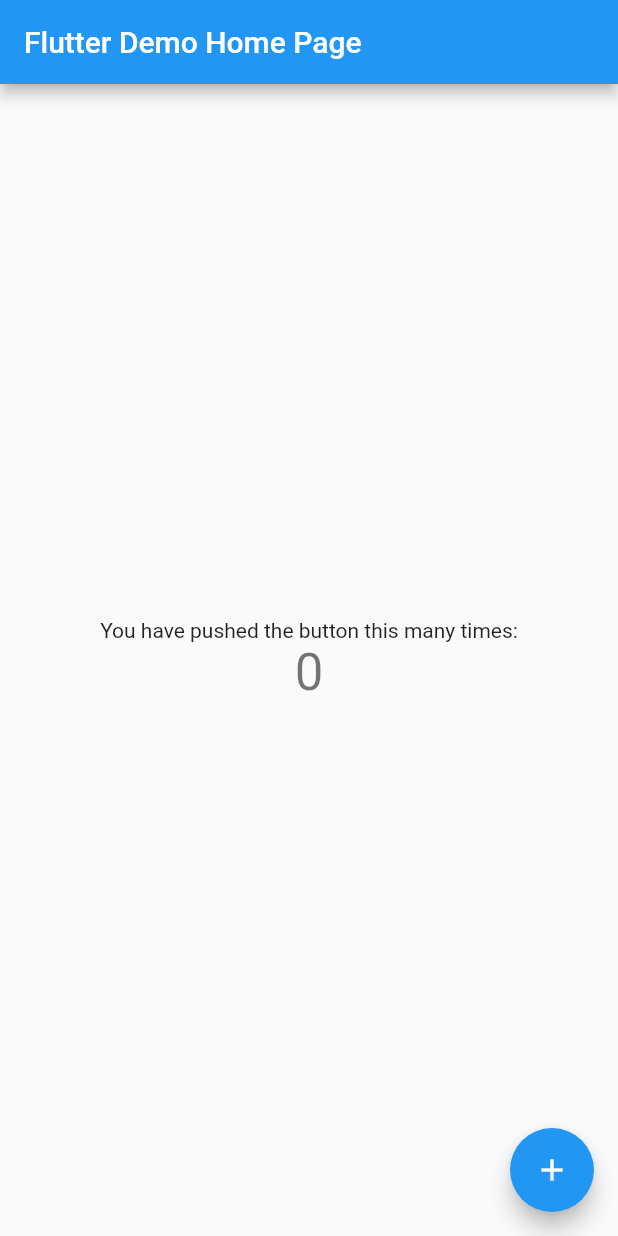
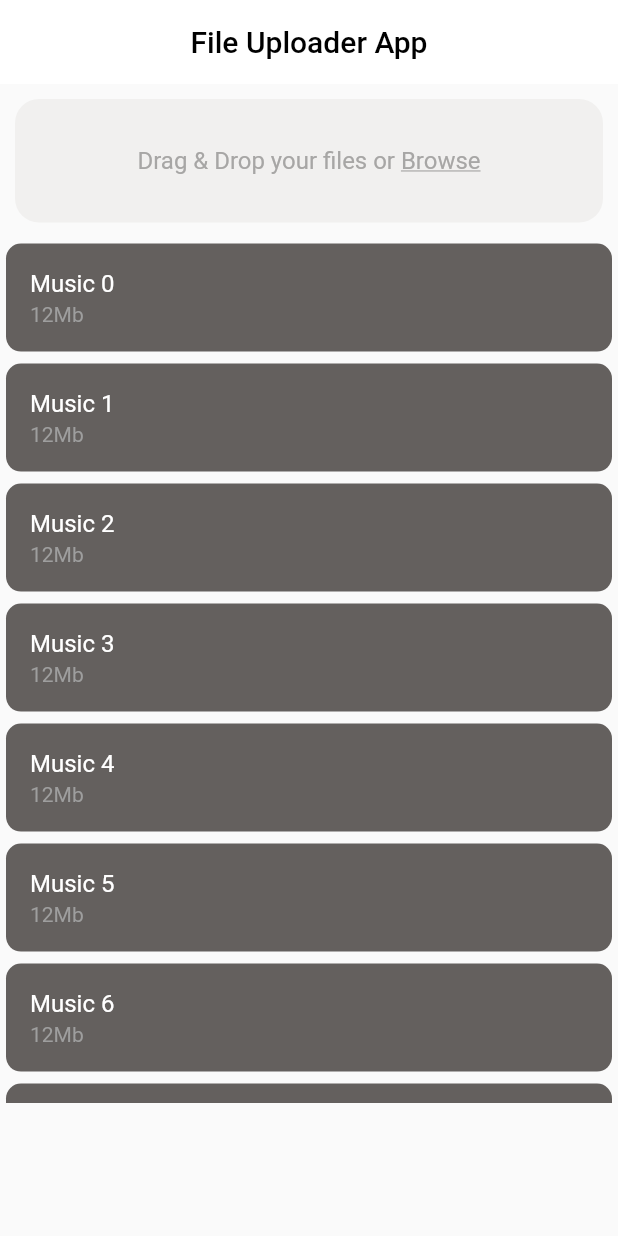
Before and after one commit to marufrobin/fileUploaderApp, a Flutter app: the screen it shows after launch, on a phone screen of 412 x 824 dp. Run offline on Flutter 3.47's test engine with Material 2 defaults, Android fonts, the phone set to English and light mode, and no system bars.

Commit message:
Home page design initialy done

```diff
--- /dev/null
+++ b/lib/homePage.dart
@@ -0,0 +1,70 @@
+import 'package:flutter/material.dart';
+import 'package:uploader_app/utils/constant.dart';
+
+class HomePage extends StatelessWidget {
+  HomePage({Key? key}) : super(key: key);
+
+  @override
+  Widget build(BuildContext context) {
+    var height = MediaQuery.of(context).size.height;
+    var width = MediaQuery.of(context).size.width;
+    return Scaffold(
+      appBar: AppBar(
+        title: Text(
+          "File Uploader App",
+          style: TextStyle(color: Colors.black),
+        ),
+        backgroundColor: Colors.white,
+        elevation: 0,
+        centerTitle: true,
+      ),
+      body: Container(
+        child: Column(children: [
+          Container(
+            height: height * 0.1,
+            width: width,
+            margin: EdgeInsets.all(10),
+            decoration: BoxDecoration(
+                color: Color(0xfff1f0ef),
+                borderRadius: BorderRadius.circular(16)),
+            child: Center(
+                child: RichText(
+              text: const TextSpan(
+                  text: "Drag & Drop your files or ",
+                  style: TextStyle(color: Color(0xffA7A6A5), fontSize: 16),
+                  children: [
+                    TextSpan(
+                        text: "Browse",
+                        style: TextStyle(decoration: TextDecoration.underline))
+                  ]),
+            )),
+          ),
+          Container(
+            height: height * 0.7,
+            width: width,
+            child: ListView.builder(
+              itemCount: 10,
+              scrollDirection: Axis.vertical,
+              physics: BouncingScrollPhysics(),
+              itemBuilder: (context, index) => Container(
+                decoration: BoxDecoration(
+                    color: kListColor, borderRadius: BorderRadius.circular(10)),
+                margin: EdgeInsets.all(4),
+                child: ListTile(
+                  title: Text(
+                    "Music $index",
+                    style: TextStyle(color: Colors.white),
+                  ),
+                  subtitle: Text(
+                    "12Mb",
+                    style: TextStyle(color: Colors.grey),
+                  ),
+                ),
+              ),
+            ),
+          )
+        ]),
+      ),
+    );
+  }
+}
--- a/lib/main.dart
+++ b/lib/main.dart
@@ -1,4 +1,5 @@
 import 'package:flutter/material.dart';
+import 'package:uploader_app/homePage.dart';
 
 void main() {
   runApp(const MyApp());
@@ -12,104 +13,11 @@ class MyApp extends StatelessWidget {
   Widget build(BuildContext context) {
     return MaterialApp(
       title: 'Flutter Demo',
-      theme: ThemeData(
-        // This is the theme of your application.
-        //
-        // Try running your application with "flutter run". You'll see the
-        // application has a blue toolbar. Then, without quitting the app, try
-        // changing the primarySwatch below to Colors.green and then invoke
-        // "hot reload" (press "r" in the console where you ran "flutter run",
-        // or simply save your changes to "hot reload" in a Flutter IDE).
-        // Notice that the counter didn't reset back to zero; the application
-        // is not restarted.
-        primarySwatch: Colors.blue,
-      ),
-      home: const MyHomePage(title: 'Flutter Demo Home Page'),
+      theme: ThemeData(),
+      initialRoute: '/',
+      routes: {
+        '/': (context) => HomePage(),
+      },
     );
   }
 }
-
-class MyHomePage extends StatefulWidget {
-  const MyHomePage({super.key, required this.title});
-
-  // This widget is the home page of your application. It is stateful, meaning
-  // that it has a State object (defined below) that contains fields that affect
-  // how it looks.
-
-  // This class is the configuration for the state. It holds the values (in this
-  // case the title) provided by the parent (in this case the App widget) and
-  // used by the build method of the State. Fields in a Widget subclass are
-  // always marked "final".
-
-  final String title;
-
-  @override
-  State<MyHomePage> createState() => _MyHomePageState();
-}
-
-class _MyHomePageState extends State<MyHomePage> {
-  int _counter = 0;
-
-  void _incrementCounter() {
-    setState(() {
-      // This call to setState tells the Flutter framework that something has
-      // changed in this State, which causes it to rerun the build method below
-      // so that the display can reflect the updated values. If we changed
-      // _counter without calling setState(), then the build method would not be
-      // called again, and so nothing would appear to happen.
-      _counter++;
-    });
-  }
-
-  @override
-  Widget build(BuildContext context) {
-    // This method is rerun every time setState is called, for instance as done
-    // by the _incrementCounter method above.
-    //
-    // The Flutter framework has been optimized to make rerunning build methods
-    // fast, so that you can just rebuild anything that needs updating rather
-    // than having to individually change instances of widgets.
-    return Scaffold(
-      appBar: AppBar(
-        // Here we take the value from the MyHomePage object that was created by
-        // the App.build method, and use it to set our appbar title.
-        title: Text(widget.title),
-      ),
-      body: Center(
-        // Center is a layout widget. It takes a single child and positions it
-        // in the middle of the parent.
-        child: Column(
-          // Column is also a layout widget. It takes a list of children and
-          // arranges them vertically. By default, it sizes itself to fit its
-          // children horizontally, and tries to be as tall as its parent.
-          //
-          // Invoke "debug painting" (press "p" in the console, choose the
-          // "Toggle Debug Paint" action from the Flutter Inspector in Android
-          // Studio, or the "Toggle Debug Paint" command in Visual Studio Code)
-          // to see the wireframe for each widget.
-          //
-          // Column has various properties to control how it sizes itself and
-          // how it positions its children. Here we use mainAxisAlignment to
-          // center the children vertically; the main axis here is the vertical
-          // axis because Columns are vertical (the cross axis would be
-          // horizontal).
-          mainAxisAlignment: MainAxisAlignment.center,
-          children: <Widget>[
-            const Text(
-              'You have pushed the button this many times:',
-            ),
-            Text(
-              '$_counter',
-              style: Theme.of(context).textTheme.headlineMedium,
-            ),
-          ],
-        ),
-      ),
-      floatingActionButton: FloatingActionButton(
-        onPressed: _incrementCounter,
-        tooltip: 'Increment',
-        child: const Icon(Icons.add),
-      ), // This trailing comma makes auto-formatting nicer for build methods.
-    );
-  }
-}
--- /dev/null
+++ b/lib/utils/constant.dart
@@ -0,0 +1,4 @@
+import 'dart:ui';
+
+const Color kListColor = Color(0xff64605e);
+const Color kDownloadCompleteColor = Color(0xff359763);
```
Also changed, not shown: 1 other file.
